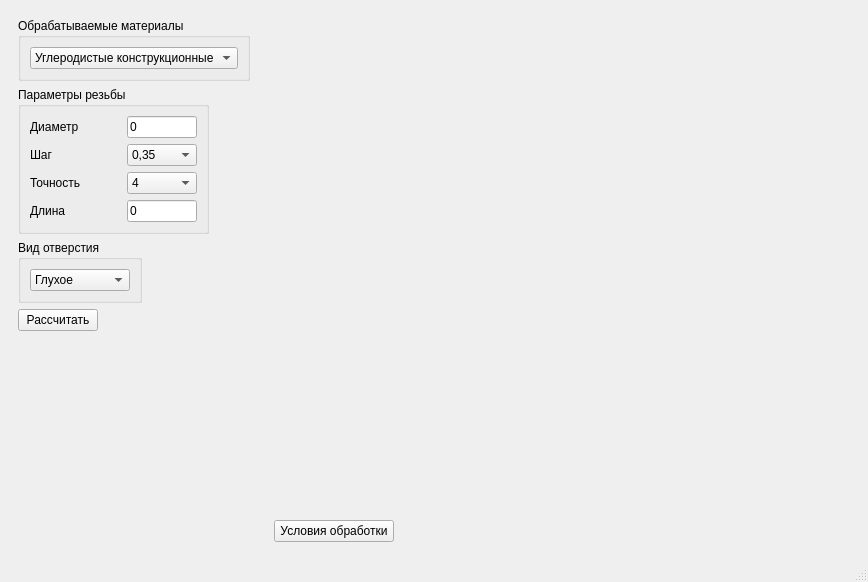
ViktorRoy94/pyqt_diplom, file MainWindow.ui: the form before one commit.
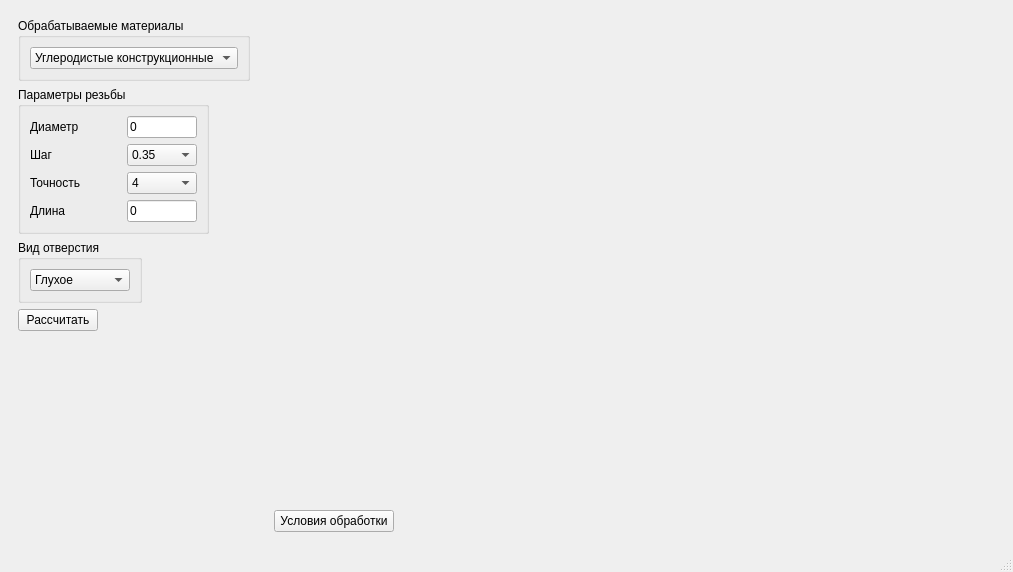
The form after the commit.

Commit message: added new html-window

Diff of the .ui file:
```diff
--- a/MainWindow.ui
+++ b/MainWindow.ui
@@ -6,8 +6,8 @@
    <rect>
     <x>0</x>
     <y>0</y>
-    <width>868</width>
-    <height>582</height>
+    <width>1013</width>
+    <height>572</height>
    </rect>
   </property>
   <property name="sizePolicy">
@@ -274,11 +274,11 @@
              <locale language="Russian" country="Russia"/>
             </property>
             <property name="currentText">
-             <string>0,35</string>
+             <string>0.35</string>
             </property>
             <item>
              <property name="text">
-              <string>0,35</string>
+              <string>0.35</string>
              </property>
             </item>
             <item>
```
Left out of the diff: 23 changed lines with no effect on the pictures. The commit also changes 2 other files.
